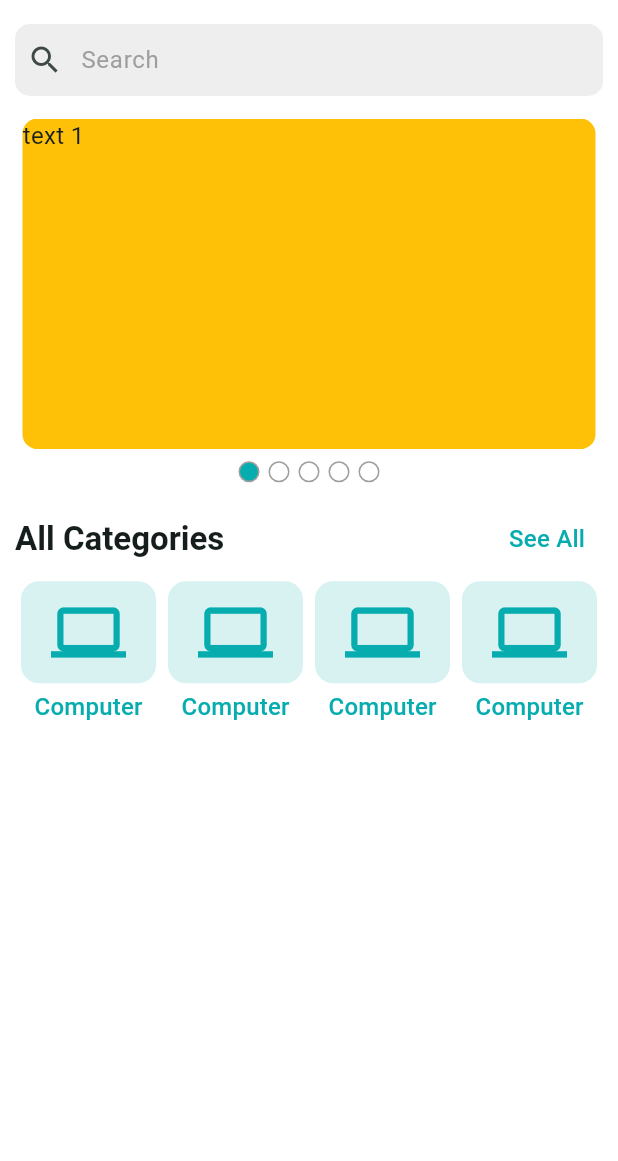
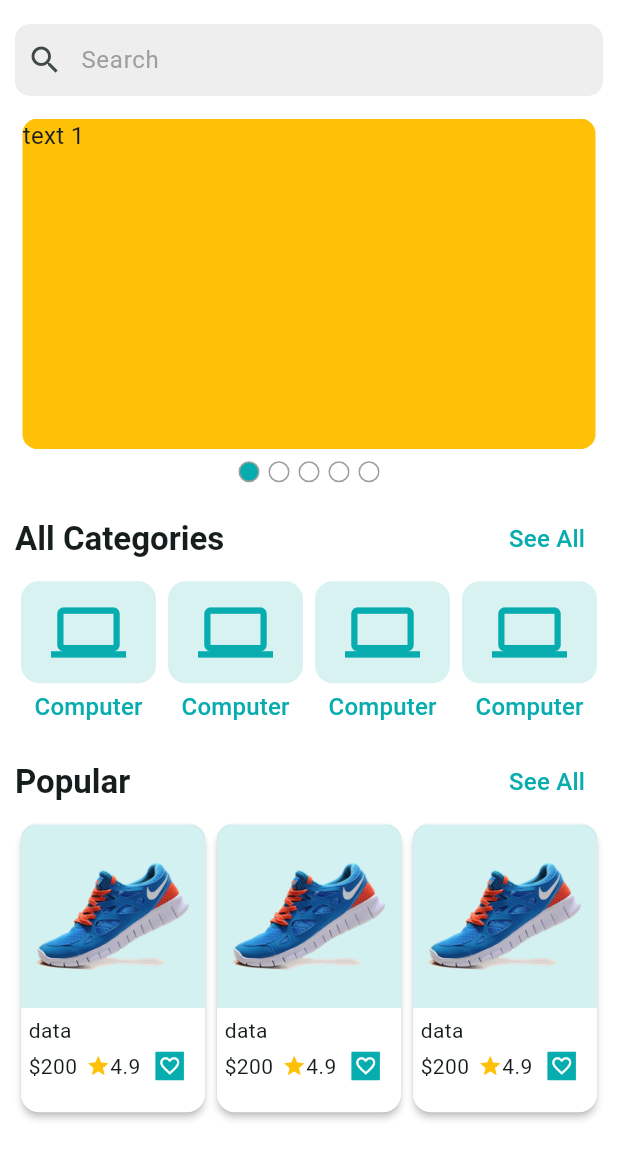
Before and after one commit to rahimuj570/Flutter_Ecommerce, a Flutter app: the HomeScreen screen opened directly, on a phone screen of 412 x 824 dp, the part 75-1236 px from its top. Run offline on Flutter 3.47's test engine with Material 3 defaults, Android fonts, the phone set to English and light mode, and no system bars; drawn by our look-alikes of carousel_slider; our stand-ins replace firebase_core, firebase_crashlytics, flutter_svg, pinput, shared_preferences; accounts and stored records are empty; generated files the repository leaves out were written again.

Commit message:
prduct card created and popular section added

```diff
--- a/lib/app/app_assets_path.dart
+++ b/lib/app/app_assets_path.dart
@@ -2,4 +2,5 @@ class AppAssetsPath {
   static final String _base = "assets/images";
   static String get logo => "$_base/logo.svg";
   static String get appbarLogo => '$_base/logo_nav.svg';
+  static String get shoePng => '$_base/shoe.png';
 }
--- a/lib/app/app_units.dart
+++ b/lib/app/app_units.dart
@@ -1,4 +1,6 @@
 class AppUnits {
   static final double round = 10;
   static final double horizontalMainPadding = 10;
+  static final double headlineSeparateHeight = 14;
+  static final int themeColorOpacity = 300;
 }
--- /dev/null
+++ b/lib/features/commons/presentations/widgets/product_card.dart
@@ -0,0 +1,71 @@
+import 'package:flutter/material.dart';
+import 'package:flutter_ecommerce/app/app_assets_path.dart';
+import 'package:flutter_ecommerce/app/app_colors.dart';
+import 'package:flutter_ecommerce/app/app_units.dart';
+
+class ProductCard extends StatelessWidget {
+  const ProductCard({super.key, required this.itemSize});
+  final double itemSize;
+  @override
+  Widget build(BuildContext context) {
+    return SizedBox(
+      width: itemSize,
+      height: itemSize,
+      child: Card(
+        color: Colors.white,
+        elevation: 2,
+        child: Column(
+          children: [
+            ClipRRect(
+              borderRadius: BorderRadius.only(
+                topLeft: Radius.circular(AppUnits.round),
+                topRight: Radius.circular(AppUnits.round),
+              ),
+              child: Container(
+                color: AppColors.themeColor.withAlpha(
+                  AppUnits.themeColorOpacity,
+                ),
+                padding: const EdgeInsets.all(8.0),
+                child: Image.asset(AppAssetsPath.shoePng, fit: BoxFit.contain),
+              ),
+            ),
+            //Details Cotainer Start
+            Container(
+              padding: EdgeInsets.all(5),
+              color: Colors.white,
+              child: Column(
+                crossAxisAlignment: CrossAxisAlignment.start,
+                children: [
+                  Text('data'),
+                  Row(
+                    children: [
+                      Text('\$200'),
+                      SizedBox(width: 6),
+                      Icon(Icons.star, color: Colors.amber, size: 16),
+                      Text('4.9'),
+                      SizedBox(width: 6),
+                      Card(
+                        elevation: 0,
+                        shape: RoundedRectangleBorder(),
+
+                        color: AppColors.themeColor,
+                        child: Padding(
+                          padding: const EdgeInsets.all(2.0),
+                          child: Icon(
+                            Icons.favorite_outline,
+                            size: 15,
+                            color: Colors.white,
+                          ),
+                        ),
+                      ),
+                    ],
+                  ),
+                ],
+              ),
+            ),
+          ],
+        ),
+      ),
+    );
+  }
+}
--- a/lib/features/home/presentations/screens/home_screen.dart
+++ b/lib/features/home/presentations/screens/home_screen.dart
@@ -1,10 +1,10 @@
 import 'package:flutter/material.dart';
-import 'package:flutter/rendering.dart';
+import 'package:flutter_ecommerce/app/app_assets_path.dart';
 import 'package:flutter_ecommerce/app/app_colors.dart';
 import 'package:flutter_ecommerce/app/app_units.dart';
-import 'package:flutter_ecommerce/features/categories/presentations/screens/categories_screen.dart';
 import 'package:flutter_ecommerce/features/categories/presentations/widgets/category_card_widget.dart';
 import 'package:flutter_ecommerce/features/commons/presentations/widgets/appbar_widgets.dart';
+import 'package:flutter_ecommerce/features/commons/presentations/widgets/product_card.dart';
 import 'package:flutter_ecommerce/features/commons/state_management/main_nav_bar_provider.dart';
 import 'package:flutter_ecommerce/features/home/presentations/widgets/home_carousel_widget.dart';
 import 'package:flutter_ecommerce/features/home/presentations/widgets/section_separator_head.dart';
@@ -27,6 +27,7 @@ class _HomeScreenState extends State<HomeScreen> {
           padding: EdgeInsets.symmetric(
             horizontal: AppUnits.horizontalMainPadding,
           ),
+          child: SingleChildScrollView(
             child: Column(
               children: [
                 TextField(
@@ -54,7 +55,7 @@ class _HomeScreenState extends State<HomeScreen> {
                 ),
                 SizedBox(height: 15),
                 HomeCarouselWidget(),
-              const SizedBox(height: 14),
+                SizedBox(height: AppUnits.headlineSeparateHeight),
                 SectionSeparatorHead(
                   title: 'All Categories',
                   onTapSeeAll: () {
@@ -76,7 +77,25 @@ class _HomeScreenState extends State<HomeScreen> {
                     },
                   ),
                 ),
+                SizedBox(height: AppUnits.headlineSeparateHeight),
+                SectionSeparatorHead(title: 'Popular', onTapSeeAll: () {}),
+                SizedBox(
+                  height: 200,
+                  child: LayoutBuilder(
+                    builder: (context, constraints) {
+                      final itemSize =
+                          (constraints.maxWidth / 3); // square side length
+                      return ListView.builder(
+                        itemCount: 3,
+                        scrollDirection: Axis.horizontal,
+                        itemBuilder: (context, index) =>
+                            ProductCard(itemSize: itemSize),
+                      );
+                    },
+                  ),
+                ),
               ],
+            ),
           ),
         ),
       ),
```
Also changed, not shown: assets/images/shoe.png (added). Lines whose indentation alone changed are shown as unchanged.
